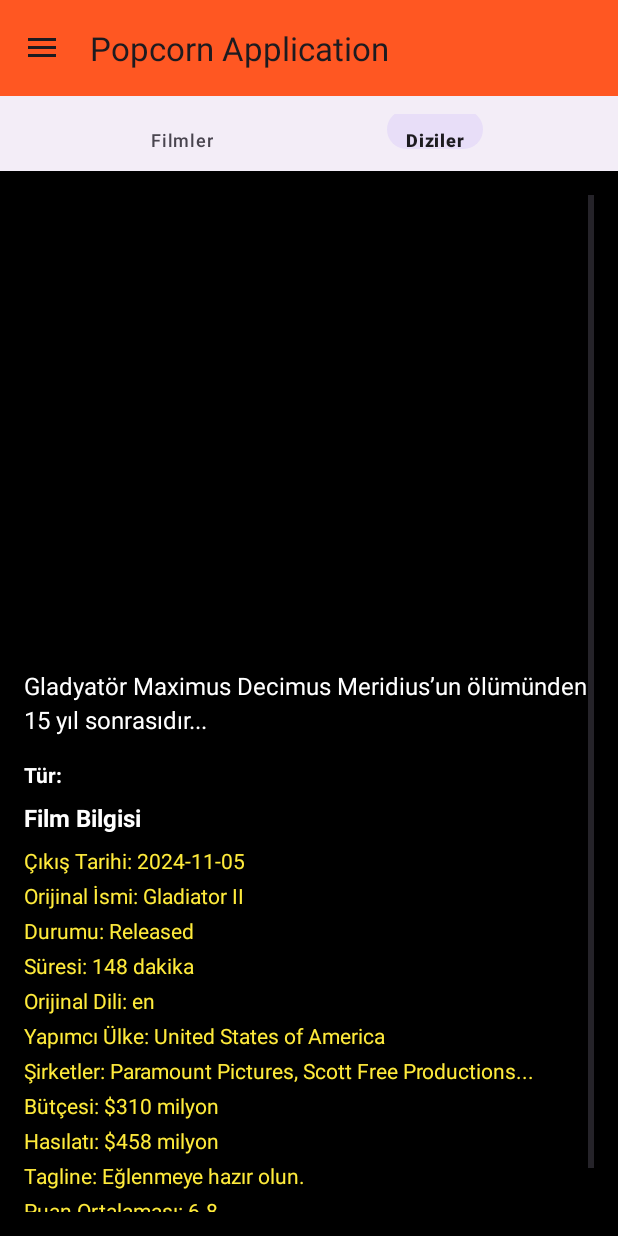
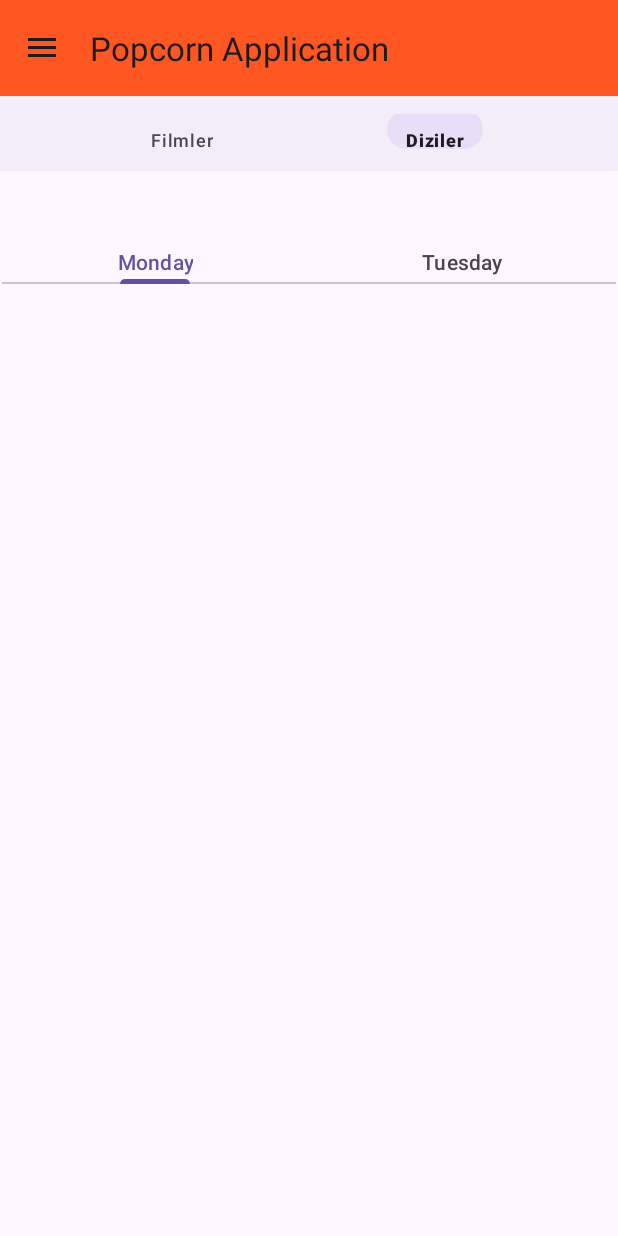
Before and after one commit to Ferhat30614/Popcornbox, an Android app: the fragment MovieDetails placed in its activity, on a phone screen of 412 x 824 dp. Run offline under Robolectric (Android 15) with nearby library versions, the phone set to English and light mode, and no system bars; our stand-ins replace Picasso, navigation-ui; pictures from the network do not load; 1 statement that could not run was skipped.

```diff
--- a/app/src/main/java/com/example/poppcornapplicationnew/MovieDetails.kt
+++ b/app/src/main/java/com/example/poppcornapplicationnew/MovieDetails.kt
@@ -1,23 +1,20 @@
 package com.example.poppcornapplicationnew
 
-import android.animation.ObjectAnimator
 import android.os.Bundle
-import android.util.Log
 import androidx.fragment.app.Fragment
 import android.view.LayoutInflater
 import android.view.View
 import android.view.ViewGroup
 import androidx.navigation.fragment.navArgs
 import com.example.poppcornapplicationnew.databinding.FragmentMovieDetailsBinding
-import com.squareup.picasso.Picasso
-import retrofit2.Call
-import retrofit2.Callback
-import retrofit2.Response
+
 
 class MovieDetails : Fragment() {
     private lateinit var binding: FragmentMovieDetailsBinding
-    private lateinit var mddi: MovieDetailsDaoInterface
-    private lateinit var yeniFilm: MediaDetails
+    private val fragmentListesi = ArrayList<Fragment>()
+    private val fragmentBaslikListesi = ArrayList<String>()
+
+
 
 
     override fun onCreateView(
@@ -26,51 +23,26 @@ class MovieDetails : Fragment() {
     ): View? {
 
         binding=FragmentMovieDetailsBinding.inflate(inflater,container,false)
-
-        mddi=ApiUtils.getMovieDetailsDaoInterface()
+        val bundle:MovieDetailsArgs by navArgs()
+        val Movie=bundle.myMovie
 
 
-        val bundle:MovieDetailsArgs by navArgs()
-        val Movie=bundle.myMovie
-        getFilmlerDetails(Movie.id)
 
 
-        if (yeniFilm.backdrop_path!=null)
-        {
-            Picasso.get().load("https://image.tmdb.org/t/p/w500${yeniFilm.backdrop_path}")
-                .placeholder(R.drawable.yukleniyo)
-                .error(R.drawable.interstellar)
-                .into(binding.ivMoviePoster)
-        }
+
+
 
 
 
         return binding.root
     }
 
-    private fun getFilmlerDetails(id:Int){
-
-
-        mddi.getMovieDetails(movieId = id).enqueue(object:Callback<MediaDetails>{
-            override fun onResponse(call: Call<MediaDetails>?, response: Response<MediaDetails>) {
-
-                if (response.body() != null) {
-                     yeniFilm=response.body()
 
 
 
-                }
 
 
-            }
 
-            override fun onFailure(call: Call<MediaDetails>?, t: Throwable?) {
-                TODO("Not yet implemented")
-            }
-        })
-
-
-    }
 
 
 }
--- a/app/src/main/java/com/example/poppcornapplicationnew/MovieDetailsDaoInterface.kt
+++ b/app/src/main/java/com/example/poppcornapplicationnew/MovieDetailsDaoInterface.kt
@@ -10,7 +10,7 @@ interface MovieDetailsDaoInterface {
 
     @GET("movie/{movie_id}")
     fun getMovieDetails(
-        @Query("movie_id") movieId: Int,                      // Film ID'si (path parametresi)
+        @Path("movie_id") movieId: Int,                      // Film ID'si (path parametresi)
         @Query("api_key") apiKey: String = "2c9984115df49ec7e45fb618cdf7f728", // API anahtarı
         @Query("language") language: String = "tr-TR"        // Yanıt dili
     ): Call<MediaDetails> // Film detayları için model
--- /dev/null
+++ b/app/src/main/res/layout/fragment_benzerler.xml
@@ -0,0 +1,6 @@
+<?xml version="1.0" encoding="utf-8"?>
+<androidx.constraintlayout.widget.ConstraintLayout xmlns:android="http://schemas.android.com/apk/res/android"
+    android:layout_width="match_parent"
+    android:layout_height="match_parent">
+
+</androidx.constraintlayout.widget.ConstraintLayout>
--- /dev/null
+++ b/app/src/main/res/layout/fragment_filmdetaylari.xml
@@ -0,0 +1,6 @@
+<?xml version="1.0" encoding="utf-8"?>
+<androidx.constraintlayout.widget.ConstraintLayout xmlns:android="http://schemas.android.com/apk/res/android"
+    android:layout_width="match_parent"
+    android:layout_height="match_parent">
+
+</androidx.constraintlayout.widget.ConstraintLayout>
--- a/app/src/main/res/layout/fragment_movie_details.xml
+++ b/app/src/main/res/layout/fragment_movie_details.xml
@@ -1,167 +1,40 @@
-<ScrollView xmlns:android="http://schemas.android.com/apk/res/android"
+<?xml version="1.0" encoding="utf-8"?>
+<androidx.constraintlayout.widget.ConstraintLayout xmlns:android="http://schemas.android.com/apk/res/android"
     xmlns:app="http://schemas.android.com/apk/res-auto"
+    xmlns:tools="http://schemas.android.com/tools"
     android:layout_width="match_parent"
-    android:layout_height="match_parent"
-    android:background="@color/black"
-    android:padding="16dp">
+             android:layout_height="match_parent">
 
-    <LinearLayout
-        android:layout_width="match_parent"
-        android:layout_height="wrap_content"
-        android:orientation="vertical">
+    <com.google.android.material.tabs.TabLayout
+        android:id="@+id/tabLayout"
+        android:layout_width="409dp"
+        android:layout_height="30dp"
+        android:layout_marginStart="1dp"
+        android:layout_marginTop="45dp"
+        android:layout_marginEnd="1dp"
+        app:layout_constraintBottom_toTopOf="@+id/viewPager2"
+        app:layout_constraintEnd_toEndOf="parent"
+        app:layout_constraintStart_toStartOf="parent"
+        app:layout_constraintTop_toTopOf="parent">
 
-        <!-- Film Posteri -->
-        <ImageView
-            android:id="@+id/ivMoviePoster"
-            android:layout_width="match_parent"
-            android:layout_height="300dp"
-            android:scaleType="centerCrop"
-            android:contentDescription="Film Posteri"
-            android:layout_marginBottom="16dp" />
-
-        <!-- Hakkında -->
-        <TextView
-            android:id="@+id/tvOverview"
-            android:layout_width="match_parent"
-            android:layout_height="wrap_content"
-            android:text="Gladyatör Maximus Decimus Meridius’un ölümünden 15 yıl sonrasıdır..."
-            android:textColor="@color/white"
-            android:textSize="16sp"
-            android:lineSpacingExtra="4dp"
-            android:layout_marginBottom="16dp" />
-
-        <!-- Türler -->
-        <TextView
+        <com.google.android.material.tabs.TabItem
             android:layout_width="wrap_content"
             android:layout_height="wrap_content"
-            android:text="Tür:"
-            android:textColor="@color/white"
-            android:textStyle="bold"
-            android:layout_marginBottom="8dp" />
+            android:text="Monday" />
 
-        <!-- Film Bilgisi -->
-        <TextView
-            android:layout_width="match_parent"
+        <com.google.android.material.tabs.TabItem
+            android:layout_width="wrap_content"
             android:layout_height="wrap_content"
-            android:text="Film Bilgisi"
-            android:textColor="@color/white"
-            android:textStyle="bold"
-            android:textSize="16sp"
-            android:layout_marginBottom="8dp" />
+            android:text="Tuesday" />
 
-        <LinearLayout
-            android:layout_width="match_parent"
-            android:layout_height="wrap_content"
-            android:orientation="vertical"
-            android:layout_marginBottom="16dp">
+    </com.google.android.material.tabs.TabLayout>
 
-            <!-- Çıkış Tarihi -->
-            <TextView
-                android:id="@+id/tvReleaseDate"
-                android:layout_width="match_parent"
-                android:layout_height="wrap_content"
-                android:text="Çıkış Tarihi: 2024-11-05"
-                android:textColor="@color/gray"
-                android:layout_marginBottom="4dp" />
-
-            <!-- Orijinal İsmi -->
-            <TextView
-                android:id="@+id/tvOriginalTitle"
-                android:layout_width="match_parent"
-                android:layout_height="wrap_content"
-                android:text="Orijinal İsmi: Gladiator II"
-                android:textColor="@color/gray"
-                android:layout_marginBottom="4dp" />
-
-            <!-- Durumu -->
-            <TextView
-                android:id="@+id/tvStatus"
-                android:layout_width="match_parent"
-                android:layout_height="wrap_content"
-                android:text="Durumu: Released"
-                android:textColor="@color/gray"
-                android:layout_marginBottom="4dp" />
-
-            <!-- Süresi -->
-            <TextView
-                android:id="@+id/tvRuntime"
-                android:layout_width="match_parent"
-                android:layout_height="wrap_content"
-                android:text="Süresi: 148 dakika"
-                android:textColor="@color/gray"
-                android:layout_marginBottom="4dp" />
-
-            <!-- Orijinal Dili -->
-            <TextView
-                android:id="@+id/tvOriginalLanguage"
-                android:layout_width="match_parent"
-                android:layout_height="wrap_content"
-                android:text="Orijinal Dili: en"
-                android:textColor="@color/gray"
-                android:layout_marginBottom="4dp" />
-
-            <!-- Yapımcı Ülke -->
-            <TextView
-                android:id="@+id/tvProductionCountry"
-                android:layout_width="match_parent"
-                android:layout_height="wrap_content"
-                android:text="Yapımcı Ülke: United States of America"
-                android:textColor="@color/gray"
-                android:layout_marginBottom="4dp" />
-
-            <!-- Şirketler -->
-            <TextView
-                android:id="@+id/tvProductionCompanies"
-                android:layout_width="match_parent"
-                android:layout_height="wrap_content"
-                android:text="Şirketler: Paramount Pictures, Scott Free Productions..."
-                android:textColor="@color/gray"
-                android:layout_marginBottom="4dp" />
-
-            <!-- Bütçe -->
-            <TextView
-                android:id="@+id/tvBudget"
-                android:layout_width="match_parent"
-                android:layout_height="wrap_content"
-                android:text="Bütçesi: $310 milyon"
-                android:textColor="@color/gray"
-                android:layout_marginBottom="4dp" />
-
-            <!-- Hasılat -->
-            <TextView
-                android:id="@+id/tvRevenue"
-                android:layout_width="match_parent"
-                android:layout_height="wrap_content"
-                android:text="Hasılatı: $458 milyon"
-                android:textColor="@color/gray"
-                android:layout_marginBottom="4dp" />
-
-            <!-- Tagline -->
-            <TextView
-                android:id="@+id/tvTagline"
-                android:layout_width="match_parent"
-                android:layout_height="wrap_content"
-                android:text="Tagline: Eğlenmeye hazır olun."
-                android:textColor="@color/gray"
-                android:layout_marginBottom="4dp" />
-
-            <!-- Puan -->
-            <TextView
-                android:id="@+id/tvVoteAverage"
-                android:layout_width="match_parent"
-                android:layout_height="wrap_content"
-                android:text="Puan Ortalaması: 6.8"
-                android:textColor="@color/gray"
-                android:layout_marginBottom="4dp" />
-
-            <!-- Oy Sayısı -->
-            <TextView
-                android:id="@+id/tvVoteCount"
-                android:layout_width="match_parent"
-                android:layout_height="wrap_content"
-                android:text="Oy Sayısı: 2423"
-                android:textColor="@color/gray" />
-        </LinearLayout>
-
-    </LinearLayout>
-</ScrollView>
+    <androidx.viewpager2.widget.ViewPager2
+        android:id="@+id/viewPager2"
+        android:layout_width="0dp"
+        android:layout_height="0dp"
+        app:layout_constraintBottom_toBottomOf="parent"
+        app:layout_constraintEnd_toEndOf="parent"
+        app:layout_constraintStart_toStartOf="parent"
+        app:layout_constraintTop_toBottomOf="@+id/tabLayout" />
+</androidx.constraintlayout.widget.ConstraintLayout>
```
Also changed, not shown: app/src/main/java/com/example/poppcornapplicationnew/BelongsToCollection.kt (+22 -5 lines), app/src/main/java/com/example/poppcornapplicationnew/Genre.kt (+14 -3 lines), app/src/main/java/com/example/poppcornapplicationnew/MediaDetails.kt (+111 -31 lines), app/src/main/java/com/example/poppcornapplicationnew/ProductionCompany.kt (+21 -6 lines), app/src/main/java/com/example/poppcornapplicationnew/ProductionCountry.kt (+15 -4 lines), app/src/main/java/com/example/poppcornapplicationnew/Season.kt (+34 -8 lines), app/src/main/java/com/example/poppcornapplicationnew/SpokenLanguage.kt (added, +19 -0 lines).
